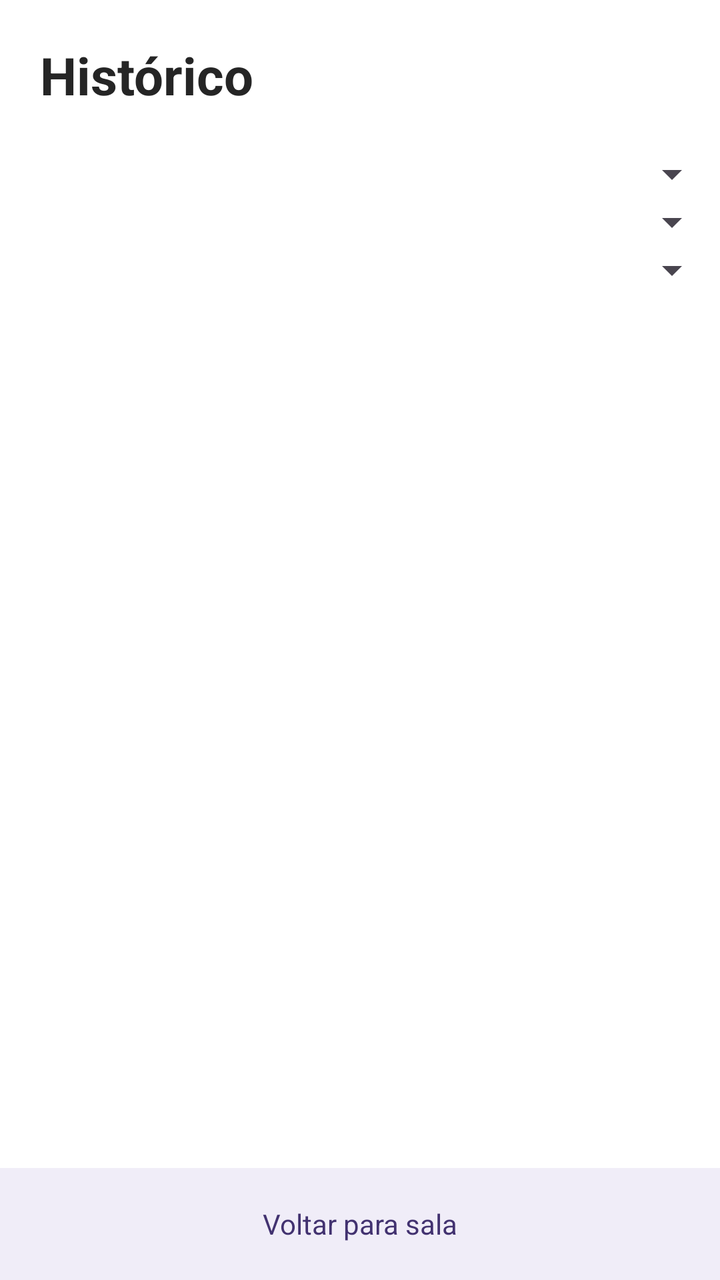
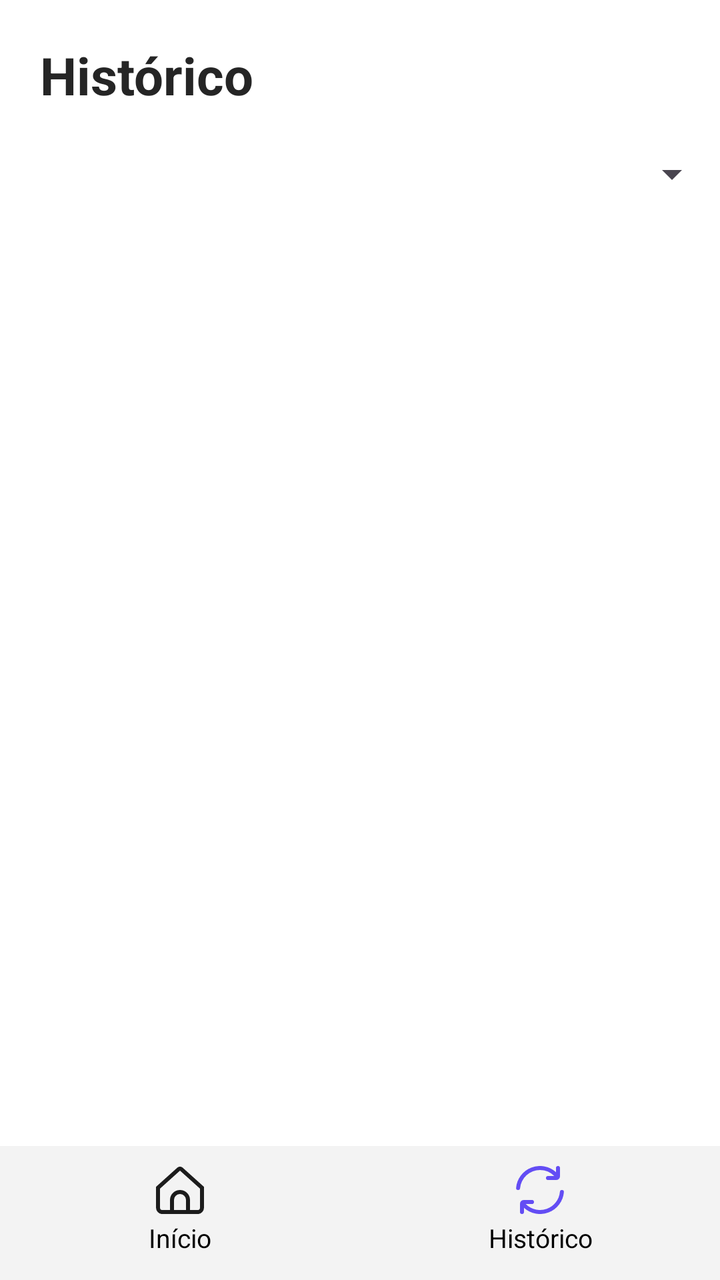

The first picture is an Android layout as it rendered before a commit; the second is the same layout after the commit. The layout source and the unified diff follow.
<!-- AndroidManifest.xml: application theme Theme.Chrock -->
<!-- res/layout/activity_historico.xml -->
<?xml version="1.0" encoding="utf-8"?>
<LinearLayout xmlns:android="http://schemas.android.com/apk/res/android"
              android:layout_width="match_parent"
              android:layout_height="match_parent"
              android:orientation="vertical"
              android:background="#FFFFFF">

    <TextView
        android:layout_width="match_parent"
        android:layout_height="wrap_content"
        android:padding="20dp"
        android:text="Histórico"
        android:textColor="#252525"
        android:textSize="26sp"
        android:textStyle="bold" />

    
    <Spinner
            android:id="@+id/modoHistorico"
            android:layout_width="match_parent"
            android:layout_height="wrap_content"
            android:padding="12dp" />

    
    <Spinner
            android:id="@+id/filtroPeriodo"
            android:layout_width="match_parent"
            android:layout_height="wrap_content"
            android:padding="12dp"
            android:contentDescription="Filtrar histórico por período" />

    
    <Spinner
            android:id="@+id/filtroStatus"
            android:layout_width="match_parent"
            android:layout_height="wrap_content"
            android:padding="12dp"
            android:contentDescription="Filtrar histórico por status" />

    <ScrollView
            android:layout_width="match_parent"
            android:layout_height="0dp"
            android:layout_weight="1">

        <LinearLayout
                android:id="@+id/conteudoHistorico"
                android:layout_width="match_parent"
                android:layout_height="wrap_content"
                android:padding="12dp"
                android:orientation="vertical" />

    </ScrollView>

    <TextView
            android:id="@+id/abaInicio"
            android:layout_width="match_parent"
            android:layout_height="56dp"
            android:gravity="center"
            android:text="Voltar para sala"
            android:background="#F0EDF8"
            android:textColor="#423270"
            android:clickable="true"
            android:focusable="true" />

</LinearLayout>
<!-- resources referenced by this layout -->
<resources>
  <style name="Theme.Chrock" parent="Base.Theme.Chrock" />
  <style name="Base.Theme.Chrock" parent="Theme.Material3.DayNight.NoActionBar">
      </style>
</resources>

<!-- the commit's change to res/layout/activity_historico.xml (unified diff, before → after) -->
@@ -1,9 +1,13 @@
 <?xml version="1.0" encoding="utf-8"?>
 <LinearLayout xmlns:android="http://schemas.android.com/apk/res/android"
-              android:layout_width="match_parent"
-              android:layout_height="match_parent"
-              android:orientation="vertical"
-              android:background="#FFFFFF">
+    xmlns:app="http://schemas.android.com/apk/res-auto"
+    xmlns:tools="http://schemas.android.com/tools"
+    android:id="@+id/historico"
+    android:layout_width="match_parent"
+    android:layout_height="match_parent"
+    android:orientation="vertical"
+    android:background="@color/white"
+    tools:context=".historico">
 
     <TextView
         android:layout_width="match_parent"
@@ -12,54 +16,73 @@
         android:text="Histórico"
         android:textColor="#252525"
         android:textSize="26sp"
-        android:textStyle="bold" />
+        android:textStyle="bold"
+        android:accessibilityHeading="true" />
 
-    
     <Spinner
-            android:id="@+id/modoHistorico"
-            android:layout_width="match_parent"
-            android:layout_height="wrap_content"
-            android:padding="12dp" />
+        android:id="@+id/modoHistorico"
+        android:layout_width="match_parent"
+        android:layout_height="wrap_content"
+        android:padding="12dp"
+        android:contentDescription="Escolher entre meu histórico e o histórico da sala" />
 
-    
-    <Spinner
-            android:id="@+id/filtroPeriodo"
+    <ScrollView
+        android:layout_width="match_parent"
+        android:layout_height="0dp"
+        android:layout_weight="1">
+
+        <LinearLayout
+            android:id="@+id/conteudoHistorico"
             android:layout_width="match_parent"
             android:layout_height="wrap_content"
             android:padding="12dp"
-            android:contentDescription="Filtrar histórico por período" />
-
-    
-    <Spinner
-            android:id="@+id/filtroStatus"
-            android:layout_width="match_parent"
-            android:layout_height="wrap_content"
-            android:padding="12dp"
-            android:contentDescription="Filtrar histórico por status" />
-
-    <ScrollView
-            android:layout_width="match_parent"
-            android:layout_height="0dp"
-            android:layout_weight="1">
-
-        <LinearLayout
-                android:id="@+id/conteudoHistorico"
-                android:layout_width="match_parent"
-                android:layout_height="wrap_content"
-                android:padding="12dp"
-                android:orientation="vertical" />
+            android:orientation="vertical" />
 
     </ScrollView>
 
-    <TextView
+    <LinearLayout
+        android:id="@+id/menu"
+        android:layout_width="match_parent"
+        android:layout_height="wrap_content"
+        android:orientation="horizontal"
+        android:background="@color/fundoClaro"
+        android:paddingTop="10dp"
+        android:paddingBottom="9dp">
+
+        <TextView
             android:id="@+id/abaInicio"
-            android:layout_width="match_parent"
-            android:layout_height="56dp"
+            android:layout_width="0dp"
+            android:layout_height="wrap_content"
+            android:layout_weight="1"
+            android:clickable="true"
+            android:focusable="true"
+            android:minHeight="48dp"
+            app:drawableTopCompat="@drawable/inicio"
+            app:drawableTint="@color/black"
+            android:text="Início"
             android:gravity="center"
-            android:text="Voltar para sala"
-            android:background="#F0EDF8"
-            android:textColor="#423270"
+            android:stateListAnimator="@drawable/anima"
+            android:textColor="@color/black"
+            android:textSize="13sp" />
+
+        <TextView
+            android:id="@+id/abaHistorico"
+            android:layout_width="0dp"
+            android:layout_height="wrap_content"
+            android:layout_weight="1"
             android:clickable="true"
-            android:focusable="true" />
+            android:focusable="true"
+            android:minHeight="48dp"
+            app:drawableTopCompat="@drawable/historico"
+            app:drawableTint="@color/roxoEscrita"
+            android:text="Histórico"
+            android:contentDescription="Histórico, tela atual"
+            android:gravity="center"
+            android:stateListAnimator="@drawable/anima"
+            android:textColor="@color/black"
+            android:textSize="13sp" />
+
+
+    </LinearLayout>
 
 </LinearLayout>
<!-- resource entries referenced after the edit -->
@@ -1,5 +1,62 @@
 <!-- resources referenced by this layout -->
 <resources>
+  <color name="black">#FF000000</color>
+  <color name="fundoClaro">#F3F3F3</color>
+  <color name="roxoEscrita">#634DF4</color>
+  <color name="white">#FFFFFFFF</color>
+  <!-- drawable anima (drawable) -->
+  <?xml version="1.0" encoding="utf-8"?>
+  <selector xmlns:android="http://schemas.android.com/apk/res/android">
+  
+      <item android:state_pressed="true">
+          <set>
+              <objectAnimator
+                  android:propertyName="scaleX"
+                  android:valueTo="0.95"
+                  android:valueType="floatType"
+                  android:duration="50" />
+              <objectAnimator
+                  android:propertyName="scaleY"
+                  android:valueTo="0.95"
+                  android:valueType="floatType"
+                  android:duration="50" />
+          </set>
+      </item>
+  
+      <item>
+          <set>
+              <objectAnimator
+                  android:propertyName="scaleX"
+                  android:valueTo="1"
+                  android:valueType="floatType"
+                  android:duration="200" />
+              <objectAnimator
+                  android:propertyName="scaleY"
+                  android:valueTo="1"
+                  android:valueType="floatType"
+                  android:duration="200" />
+          </set>
+      </item>
+  
+  </selector>
+  <!-- drawable historico (drawable) -->
+  <vector xmlns:android="http://schemas.android.com/apk/res/android"
+      android:width="24dp"
+      android:height="24dp"
+      android:viewportWidth="24"
+      android:viewportHeight="24">
+    <path
+        android:fillColor="#FF000000"
+        android:pathData="M12,2a10.032,10.032 0,0 1,7.122 3H16a1,1 0,0 0,-1 1h0a1,1 0,0 0,1 1h4.143A1.858,1.858 0,0 0,22 5.143V1a1,1 0,0 0,-1 -1h0a1,1 0,0 0,-1 1V3.078A11.981,11.981 0,0 0,0.05 10.9a1.007,1.007 0,0 0,1 1.1h0a0.982,0.982 0,0 0,0.989 -0.878A10.014,10.014 0,0 1,12 2Z"/>
+    <path
+        android:fillColor="#FF000000"
+        android:pathData="M22.951,12a0.982,0.982 0,0 0,-0.989 0.878A9.986,9.986 0,0 1,4.878 19H8a1,1 0,0 0,1 -1H9a1,1 0,0 0,-1 -1H3.857A1.856,1.856 0,0 0,2 18.857V23a1,1 0,0 0,1 1H3a1,1 0,0 0,1 -1V20.922A11.981,11.981 0,0 0,23.95 13.1a1.007,1.007 0,0 0,-1 -1.1Z"/>
+  </vector>
+  <!-- drawable inicio (drawable) -->
+  <vector xmlns:android="http://schemas.android.com/apk/res/android" android:alpha="0.89" android:height="24dp" android:viewportHeight="24" android:viewportWidth="24" android:width="24dp">
+        
+      <path android:fillColor="#FF000000" android:pathData="M13.338,0.833a2,2 0,0 0,-2.676 0L0,10.429v10.4a3.2,3.2 0,0 0,3.2 3.2L20.8,24.029a3.2,3.2 0,0 0,3.2 -3.2v-10.4ZM15,22.026L9,22.026L9,17a3,3 0,0 1,6 0ZM22,20.826a1.2,1.2 0,0 1,-1.2 1.2L17,22.026L17,17A5,5 0,0 0,7 17v5.026L3.2,22.026a1.2,1.2 0,0 1,-1.2 -1.2L2,11.319l10,-9 10,9Z"/>
+  </vector>
   <style name="Theme.Chrock" parent="Base.Theme.Chrock" />
   <style name="Base.Theme.Chrock" parent="Theme.Material3.DayNight.NoActionBar">
       </style>
